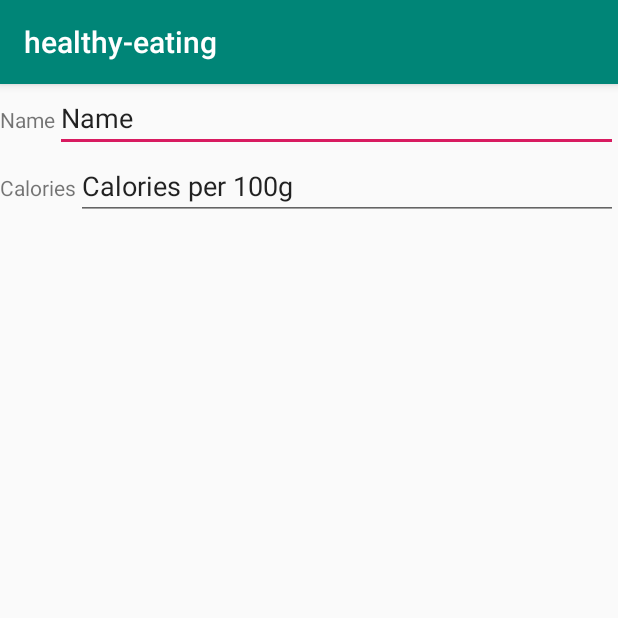
After one commit to jacor1996/healthy-eating, an Android app: the AddMealActivity screen opened directly, with no data from a screen before it, on a phone screen of 412 x 824 dp, the top half of it. The commit adds this screen. Run offline under Robolectric (Android 15) with nearby library versions, the phone set to English and light mode, and no system bars.

```diff
--- /dev/null
+++ b/app/src/main/java/com/example/jacek/healthy_eating/AddMealActivity.java
@@ -0,0 +1,25 @@
+package com.example.jacek.healthy_eating;
+
+import android.support.v7.app.AppCompatActivity;
+import android.os.Bundle;
+import android.widget.EditText;
+import android.widget.TextView;
+
+public class AddMealActivity extends AppCompatActivity {
+    private TextView textViewName;
+    private EditText editTextName;
+    private TextView textViewCalories;
+    private EditText editTextCalories;
+
+
+    @Override
+    protected void onCreate(Bundle savedInstanceState) {
+        super.onCreate(savedInstanceState);
+        setContentView(R.layout.activity_add_meal);
+
+        textViewName = findViewById(R.id.textViewName);
+        editTextName = findViewById(R.id.editTextName);
+        textViewCalories = findViewById(R.id.textViewCalories);
+        editTextCalories = findViewById(R.id.editTextCalories);
+    }
+}
--- a/app/src/main/java/com/example/jacek/healthy_eating/MainActivity.java
+++ b/app/src/main/java/com/example/jacek/healthy_eating/MainActivity.java
@@ -5,6 +5,12 @@ import android.support.v7.app.AppCompatActivity;
 import android.os.Bundle;
 import android.view.View;
 import android.widget.Button;
+
+import java.util.LinkedList;
+import java.util.List;
+
+import Dao.DatabaseHelper;
+import Dao.Meal;
 
 public class MainActivity extends AppCompatActivity {
     private Button buttonManageMeals;
--- /dev/null
+++ b/app/src/main/res/layout/activity_add_meal.xml
@@ -0,0 +1,53 @@
+<?xml version="1.0" encoding="utf-8"?>
+<LinearLayout xmlns:android="http://schemas.android.com/apk/res/android"
+    xmlns:app="http://schemas.android.com/apk/res-auto"
+    xmlns:tools="http://schemas.android.com/tools"
+    android:orientation="vertical"
+    android:layout_width="match_parent"
+    android:layout_height="match_parent"
+    tools:context=".AddMealActivity">
+
+    <LinearLayout
+        android:layout_width="match_parent"
+        android:layout_height="wrap_content"
+        android:orientation="horizontal">
+
+        <TextView
+            android:id="@+id/textViewName"
+            android:layout_width="wrap_content"
+            android:layout_height="wrap_content"
+            android:text="Name" />
+
+        <EditText
+            android:id="@+id/editTextName"
+            android:layout_width="wrap_content"
+            android:layout_height="wrap_content"
+            android:layout_weight="1"
+            android:ems="10"
+            android:inputType="textPersonName"
+            android:text="Name" />
+    </LinearLayout>
+
+    <LinearLayout
+        android:layout_width="match_parent"
+        android:layout_height="wrap_content"
+        android:orientation="horizontal">
+
+        <TextView
+            android:id="@+id/textViewCalories"
+            android:layout_width="wrap_content"
+            android:layout_height="wrap_content"
+            android:text="Calories" />
+
+        <EditText
+            android:id="@+id/editTextCalories"
+            android:layout_width="wrap_content"
+            android:layout_height="wrap_content"
+            android:layout_weight="1"
+            android:ems="10"
+            android:inputType="numberDecimal"
+            android:text="Calories per 100g" />
+
+    </LinearLayout>
+
+</LinearLayout>
--- a/app/src/main/res/layout/activity_manage_meals.xml
+++ b/app/src/main/res/layout/activity_manage_meals.xml
@@ -8,10 +8,10 @@
     tools:context=".ManageMealsActivity">
 
     <Button
+        android:id="@+id/buttonAddMeal"
         android:layout_width="match_parent"
         android:layout_height="wrap_content"
-        android:text="Add meal"
-        />
+        android:text="Add meal" />
 
     <android.support.v7.widget.RecyclerView
         android:id="@+id/recyclerViewMeals"
```
Also changed, not shown: app/src/main/AndroidManifest.xml (+4 -5 lines), app/src/main/java/Dao/DatabaseHelper.java (added, +116 -0 lines), app/src/main/java/Dao/Meal.java (renamed from app/src/main/java/com/example/jacek/healthy_eating/Meal.java, +21 -2 lines), app/src/main/java/com/example/jacek/healthy_eating/ManageMealsActivity.java (+23 -13 lines), app/src/main/java/com/example/jacek/healthy_eating/MealsAdapter.java (+7 -0 lines), build.gradle (line endings or trailing spaces).
